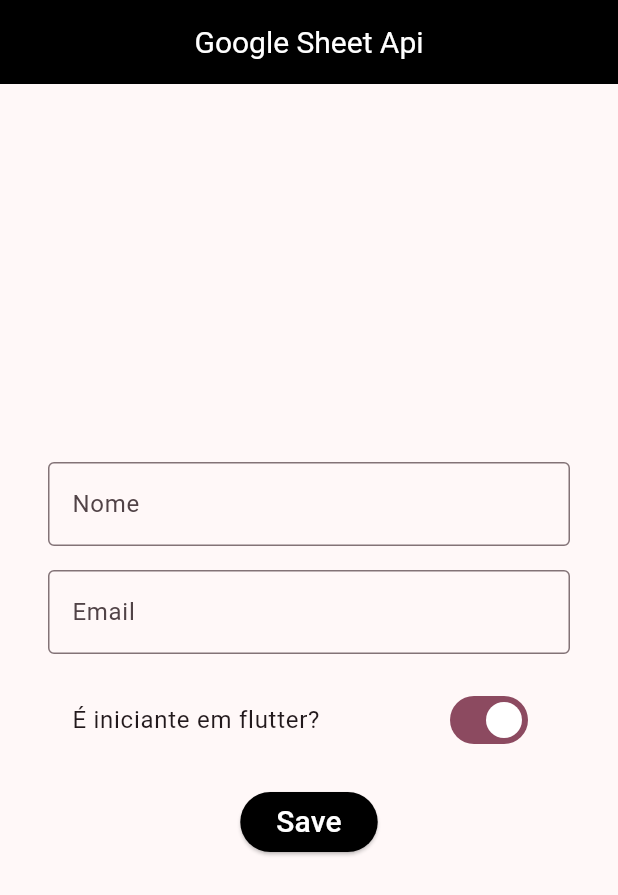
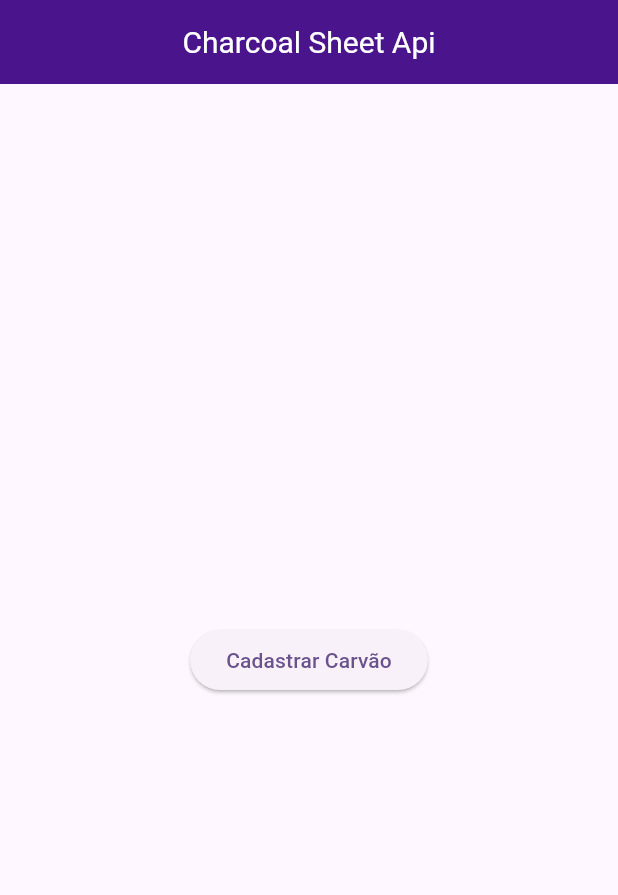
Before and after one commit to AugustoZanoli/GoogleSheets, a Flutter app: the screen it shows after launch, on a phone screen of 412 x 824 dp. Shown: the top 895 px of the screen. Run offline on Flutter 3.47's test engine with Material 3 defaults, Android fonts, the phone set to English and light mode, and no system bars; missing offline and left inert: gsheets; key blocks and very long unbroken strings in the code were emptied for the run.

Commit message:
"Transformação de user para carvão"

```diff
--- a/lib/api_sheets/users_sheet_api.dart
+++ b/lib/api_sheets/charcoal_sheet_api.dart
@@ -1,7 +1,7 @@
-import 'package:fsheets/models/user.dart';
+import 'package:fsheets/models/charcoal.dart';
 import 'package:gsheets/gsheets.dart';
 
-class UserSheetsApi{
+class CharcoalSheetApi{
   static const _credentials = r'''
   {
   "type": "service_account",
@@ -16,20 +16,19 @@ class UserSheetsApi{
   "client_x509_cert_url": "https://www.googleapis.com/robot/v1/metadata/x509/gsheet%40gsheets-408722.iam.gserviceaccount.com",
   "universe_domain": "googleapis.com"
 }
-
   ''';
 
   static final _spreadsheetId = '1kAlZlzWicDq3Ux2ZbKm4npm9S7vZ0gzXMd8r6rG188k';
   static final _gsheets = GSheets(_credentials);
-  static Worksheet? _userSheet;
+  static Worksheet? _charcoalSheet;
 
   static Future init() async {
     try{
       final spreadsheet = await _gsheets.spreadsheet(_spreadsheetId);
-      _userSheet = await _getWorkSheet(spreadsheet, title:'Users');
+      _charcoalSheet = await _getWorkSheet(spreadsheet, title:'Charcoals');
 
-      final firstRow = UserFields.getFields();
-      _userSheet!.values.insertRow(1, firstRow);
+      final firstRow = CharcoalFields.getFields();
+      _charcoalSheet!.values.insertRow(1, firstRow);
       } catch (e) {
         print('Init Error: $e');
       }
@@ -48,15 +47,15 @@ class UserSheetsApi{
   }
 
   static Future<int> getRowCount() async{
-    if(_userSheet == null) return 0;
+    if(_charcoalSheet == null) return 0;
 
-    final lastRow = await _userSheet!.values.lastRow();
+    final lastRow = await _charcoalSheet!.values.lastRow();
     return lastRow == null ? 0 : int.tryParse(lastRow.first) ?? 0;
   }
 
   static Future insert(List<Map<String, dynamic>> rowList) async{
-    if(_userSheet == null) return;
+    if(_charcoalSheet == null) return;
 
-    _userSheet!.values.map.appendRows(rowList);
+    _charcoalSheet!.values.map.appendRows(rowList);
   }
 }
--- a/lib/main.dart
+++ b/lib/main.dart
@@ -1,11 +1,11 @@
 import 'package:flutter/material.dart';
-import 'package:fsheets/api_sheets/users_sheet_api.dart';
-import 'package:fsheets/pages/create_sheets_page.dart';
+import 'package:fsheets/api_sheets/charcoal_sheet_api.dart';
+import 'package:fsheets/pages/create_charcoal_page.dart';
 
-Future main() async{
+Future<void> main() async {
   WidgetsFlutterBinding.ensureInitialized();
 
-  await UserSheetsApi.init();
+  await CharcoalSheetApi.init();
 
   runApp(const MyApp());
 }
@@ -13,17 +13,44 @@
 class MyApp extends StatelessWidget {
   const MyApp({super.key});
 
-  static final String title = 'Google Sheet Api';
+  static final String title = 'Charcoal Sheet Api';
   @override
   Widget build(BuildContext context) {
     return MaterialApp(
       title: title,
       theme: ThemeData(
-        colorScheme: ColorScheme.fromSeed(seedColor: Colors.black),
+        colorScheme: ColorScheme.fromSeed(seedColor: Colors.purple.shade900),
         useMaterial3: true,
       ),
-      debugShowCheckedModeBanner:false,
-      home: const CreateSheetsPage()
+      debugShowCheckedModeBanner: false,
+      home: const HomeScreen(),
     );
   }
 }
+
+class HomeScreen extends StatelessWidget {
+  const HomeScreen({super.key});
+
+  @override
+  Widget build(BuildContext context) {
+    return Scaffold(
+      appBar: AppBar(
+        backgroundColor: Colors.purple.shade900,
+        title: Text(MyApp.title),
+        titleTextStyle: TextStyle(color: Colors.white, fontSize: 20),
+        centerTitle: true,
+      ),
+      body: Center(
+        child: ElevatedButton(
+          onPressed: () {
+            Navigator.push(
+              context,
+              MaterialPageRoute(builder: (context) => CreateCharcoalPage()),
+            );
+          },
+          child: Text('Cadastrar Carvão'),
+        ),
+      ),
+    );
+  }
+}
--- /dev/null
+++ b/lib/models/charcoal.dart
@@ -0,0 +1,56 @@
+class CharcoalFields {
+  static final String id = 'id';
+  static final String uper = 'uper';
+  static final String bitola = 'bitola';
+  static final String modeloForno = 'modeloForno';
+  static final String numeroForno = 'numeroForno';
+  static final String supervisor = 'supervisor';
+
+  static List<String> getFields() =>
+      [id, uper, bitola, modeloForno, numeroForno, supervisor];
+}
+
+class Charcoal {
+  final int? id;
+  final String uper;
+  final String bitola;
+  final String modeloForno;
+  final String numeroForno;
+  final String supervisor;
+
+  const Charcoal({
+    this.id,
+    required this.uper,
+    required this.bitola,
+    required this.modeloForno,
+    required this.numeroForno,
+    required this.supervisor,
+  });
+
+  Charcoal copy({
+    int? id,
+    String? uper,
+    String? bitola,
+    String? modeloForno,
+    String? numeroForno,
+    String? supervisor,
+
+  }) =>
+      Charcoal(
+        id: id ?? this.id,
+        uper: uper ?? this.uper,
+        bitola: bitola ?? this.bitola,
+        modeloForno: modeloForno ?? this.modeloForno,
+        numeroForno: numeroForno ?? this.numeroForno,
+        supervisor: supervisor ?? this.supervisor,
+      );
+
+  Map<String, dynamic> toJson() => {
+        CharcoalFields.id: id,
+        CharcoalFields.uper: uper,
+        CharcoalFields.bitola: bitola,
+        CharcoalFields.modeloForno: modeloForno,
+        CharcoalFields.numeroForno: numeroForno,
+        CharcoalFields.supervisor: supervisor,
+      };
+}
--- a/lib/models/user.dart
+++ /dev/null
@@ -1,38 +0,0 @@
-class UserFields {
-  static final String id = 'id';
-  static final String name = 'name';
-  static final String email = 'email';
-  static final String isBegginer = 'isBegginer';
-
-  static List<String> getFields() =>
-    [id, name, email, isBegginer];
-}
-
-class User{
-  final int? id;
-  final String name;
-  final String email;
-  final bool isBegginer;
-
-  const User({
-    this.id,
-    required this.name,
-    required this.email,
-    required this.isBegginer
-    }
-  );
-
-  User copy({
-    int? id,
-    String? name,
-    String? email,
-    bool? isBegginer,
-  }) => User(id: id ?? this.id, name: name ?? this.name, email: email ?? this.email, isBegginer: isBegginer ?? this.isBegginer);
-
-  Map<String, dynamic> toJson() => {
-    UserFields.id: id,
-    UserFields.name: name,
-    UserFields.email: email,
-    UserFields.isBegginer: isBegginer,
-  };
-}
--- a/lib/pages/create_sheets_page.dart
+++ /dev/null
@@ -1,35 +0,0 @@
-import 'package:flutter/material.dart';
-import 'package:fsheets/api_sheets/users_sheet_api.dart';
-import 'package:fsheets/models/user.dart';
-import 'package:fsheets/main.dart';
-import 'package:fsheets/widget/button_widget.dart';
-import 'package:fsheets/widget/user_form_widget.dart';
-
-class CreateSheetsPage extends StatelessWidget {
-  const CreateSheetsPage({super.key});
-
-  @override
-  Widget build(BuildContext context) {
-    return Scaffold(
-      appBar: AppBar(
-        backgroundColor: Colors.black,
-        title: Text(MyApp.title), titleTextStyle: TextStyle(color: Colors.white, fontSize: 20),
-        centerTitle: true,
-      ),
-      body: Container(
-        alignment: Alignment.center,
-        padding: EdgeInsets.all(32),
-        child: SingleChildScrollView(
-          child: UserFormWidget(
-            onSavedUser: (user) async {
-               final id = await UserSheetsApi.getRowCount() + 1;
-               final newUser = user.copy(id: id);
-
-               await UserSheetsApi.insert([newUser.toJson()]);
-             }
-            ),
-        ),
-        ),
-      );
-      }
-  }
--- a/lib/widget/button_widget.dart
+++ b/lib/widget/button_widget.dart
@@ -13,7 +13,7 @@ class ButtonWidget extends StatelessWidget {
   @override
   Widget build(BuildContext context) => ElevatedButton(
     style: ElevatedButton.styleFrom(
-      backgroundColor: Colors.black,
+      backgroundColor: Colors.purple.shade900,
       maximumSize: Size.fromHeight(50),
       shape: StadiumBorder(),
     ),
--- a/lib/widget/user_form_widget.dart
+++ /dev/null
@@ -1,92 +0,0 @@
-import 'package:flutter/material.dart';
-import 'package:fsheets/models/user.dart';
-import 'package:fsheets/widget/button_widget.dart';
-
-class UserFormWidget extends StatefulWidget {
-  final ValueChanged<User> onSavedUser;
-
-  const UserFormWidget({
-    Key? key,
-
-    required this.onSavedUser,
-  }) : super (key: key);
-
-  @override
- _UserFormWidgetState createState() => _UserFormWidgetState();
-}
-
-class _UserFormWidgetState extends State<UserFormWidget> {
-  final formKey = GlobalKey<FormState>();
-  late TextEditingController controllerName;
-  late TextEditingController controllerEmail;
-  late bool isBegginer;
-
-  @override
-  void initState() {
-    super.initState();
-
-    initUser();
-  }
-
-  void initUser(){
-    controllerName = TextEditingController();
-    controllerEmail = TextEditingController();
-    this.isBegginer = true;
-  }
-
-  @override
-  Widget build(BuildContext context) => Form(
-    key: formKey,
-    child: Column(
-      mainAxisSize: MainAxisSize.min,
-      children: [
-        buildName(),
-        const SizedBox(height: 16,),
-        buildEmail(),
-        const SizedBox(height: 16,),
-        buildFlutterBeginner(),
-        const SizedBox(height: 16,),
-        buildSubmit(),
-      ],
-    ),
-  );
-
-  Widget buildName() => TextFormField(
-    controller: controllerName,
-    decoration: InputDecoration(
-      labelText: 'Nome',
-      border: OutlineInputBorder(),
-    ),
-    validator: (value)=> value !=null && value.isEmpty ? 'Enter name' : null,
-  );
-
-  Widget buildEmail () => TextFormField(
-    controller: controllerEmail,
-    decoration: InputDecoration(
-      labelText: 'Email',
-      border: OutlineInputBorder(),
-    ),
-    validator:  (value)=> value != null && !value.contains('@') ? 'Enter Email' : null,
-  );
-
-  Widget buildFlutterBeginner () => SwitchListTile(value: isBegginer,
-  title: Text('É iniciante em flutter?'),
-  onChanged: (value)=> setState(() => isBegginer = value),
-  );
-
-  Widget buildSubmit() => ButtonWidget(
-    text: 'Save',
-     onClicked: () {
-      final form = formKey.currentState!;
-      final isValid = form.validate();
-
-      if (isValid) {
-        final user = User(
-          name: controllerName.text,
-          email: controllerEmail.text,
-          isBegginer: isBegginer,
-          );
-          widget.onSavedUser(user);
-      }
-     });
-}
--- a/pubspec.yaml
+++ b/pubspec.yaml
@@ -52,7 +52,8 @@ flutter:
   # included with your application, so that you can use the icons in
   # the material Icons class.
   uses-material-design: true
-
+  assets:
+    - assets/aperam.jfif
   # To add assets to your application, add an assets section, like this:
   # assets:
   #   - images/a_dot_burr.jpeg
```
Also changed, not shown: lib/pages/create_charcoal_page.dart (added, +44 -0 lines), lib/widget/charcoal_form_widget.dart (added, +158 -0 lines), 1 other file.
